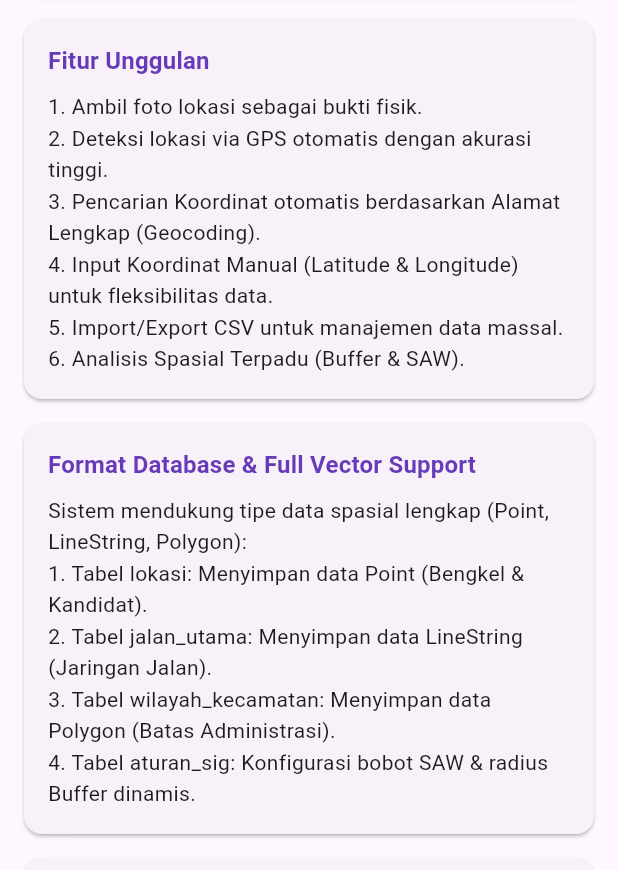
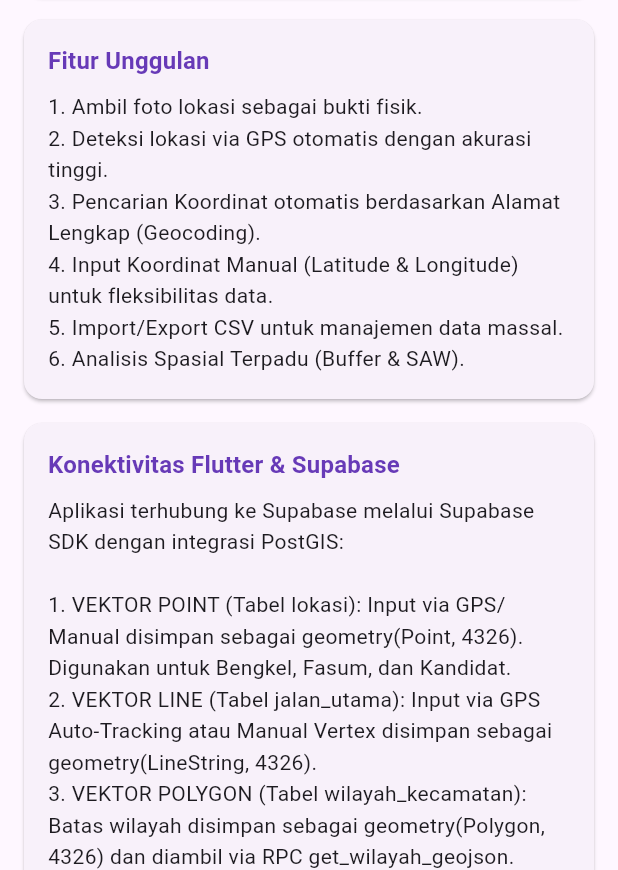
Before and after one commit to krasyid822/sig_bengkel_motor_medan_baru, a Flutter app: the DocumentationPage screen opened directly, on a phone screen of 412 x 824 dp, the part 366-1236 px from its top. Run offline on Flutter 3.47's test engine with Material 3 defaults, Android fonts, the light colour scheme and no system bars; our stand-ins replace camera, csv, file_picker, flutter_dotenv, flutter_map, geocoding and 6 more; missing offline and left inert: receive_sharing_intent; accounts and stored records are empty; network calls fail; statements that could not run were skipped.

Commit message:
update documentation_page

```diff
--- a/lib/ui/documentation_page.dart
+++ b/lib/ui/documentation_page.dart
@@ -27,12 +27,22 @@
           ),
           _buildSection(
             context,
-            'Format Database & Full Vector Support',
-            'Sistem mendukung tipe data spasial lengkap (Point, LineString, Polygon):\n'
-            '1. Tabel lokasi: Menyimpan data Point (Bengkel & Kandidat).\n'
-            '2. Tabel jalan_utama: Menyimpan data LineString (Jaringan Jalan).\n'
-            '3. Tabel wilayah_kecamatan: Menyimpan data Polygon (Batas Administrasi).\n'
-            '4. Tabel aturan_sig: Konfigurasi bobot SAW & radius Buffer dinamis.',
+            'Konektivitas Flutter & Supabase',
+            'Aplikasi terhubung ke Supabase melalui Supabase SDK dengan integrasi PostGIS:\n\n'
+            '1. VEKTOR POINT (Tabel lokasi): Input via GPS/Manual disimpan sebagai geometry(Point, 4326). Digunakan untuk Bengkel, Fasum, dan Kandidat.\n'
+            '2. VEKTOR LINE (Tabel jalan_utama): Input via GPS Auto-Tracking atau Manual Vertex disimpan sebagai geometry(LineString, 4326).\n'
+            '3. VEKTOR POLYGON (Tabel wilayah_kecamatan): Batas wilayah disimpan sebagai geometry(Polygon, 4326) dan diambil via RPC get_wilayah_geojson.\n'
+            '4. BUFFER OTOMATIS: Dihitung di sisi database melalui SQL View v_lokasi_buffer menggunakan referensi radius dinamis dari tabel aturan_sig.\n'
+            '5. SAW PERANGKINGAN: Proses normalisasi dan pembobotan dilakukan otomatis di database melalui SQL View v_rekomendasi_bengkel_saw yang menghitung jarak spasial antar objek secara realtime.',
+          ),
+          _buildSection(
+            context,
+            'Format Dataset CSV (GIS Full Vector)',
+            'Gunakan format kolom berikut untuk impor data massal:\n\n'
+            '• Untuk POINT: nama, kategori, jalan, longitude, latitude, foto_url\n'
+            '• Untuk LINE: nama, kategori, geom (Isi dengan format WKT: LINESTRING(lng lat, lng lat, ...))\n\n'
+            'Contoh baris JALAN:\n'
+            'Jl. Jamin Ginting, jalan, "LINESTRING(98.66 3.56, 98.67 3.57)"',
           ),
           _buildSection(
             context,
@@ -58,11 +68,12 @@
           ),
           _buildSection(
             context,
-            'Format Dataset CSV',
-            'Jika ingin mengimpor data lewat file, gunakan format berikut:\n'
-            'nama,kategori,jalan,longitude,latitude,foto_url,timestamp_utc\n\n'
-            'Contoh:\n'
-            'Bengkel Sejahtera,bengkel,Jl. Dr. Mansyur,98.66,3.56,https://link-foto.com/a.jpg,2024-05-20T10:00:00Z',
+            'Format Dataset CSV (GIS Full Vector)',
+            'Gunakan format kolom berikut untuk impor data massal:\n\n'
+            '• Untuk POINT: nama, kategori, jalan, longitude, latitude, foto_url\n'
+            '• Untuk LINE: nama, kategori, geom (Isi dengan format WKT: LINESTRING(lng lat, lng lat, ...))\n\n'
+            'Contoh baris JALAN:\n'
+            'Jl. Jamin Ginting, jalan, "LINESTRING(98.66 3.56, 98.67 3.57)"',
           ),
           _buildSection(
             context,
```
